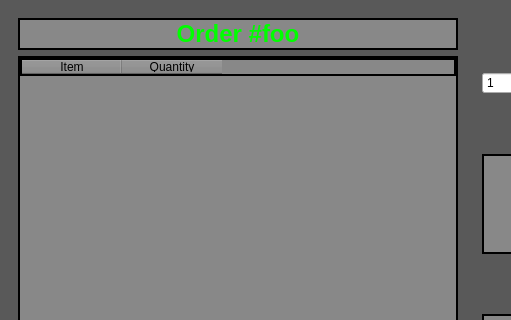
First picture: the form in Cashier/manageOrderListGUI.ui, repository CS-3560-02-5/Los-Pollos-Hermanos-Drive-Thru-System, before the edit; both pictures show x 0 to 511 and y 0 to 320 of the 800 by 600 pixel window.
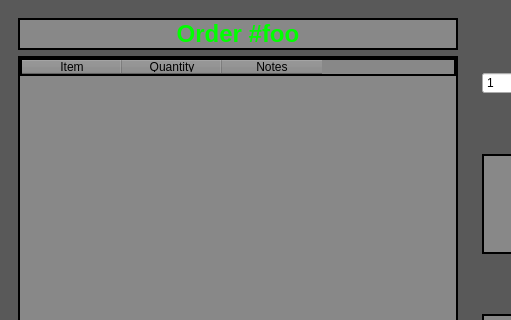
Second picture: the form after the edit.

The edit to the form file:
```diff
--- a/Cashier/manageOrderListGUI.ui
+++ b/Cashier/manageOrderListGUI.ui
@@ -132,6 +132,11 @@
            </color>
           </property>
          </column>
+         <column>
+          <property name="text">
+           <string>Notes</string>
+          </property>
+         </column>
         </widget>
        </item>
       </layout>
```
